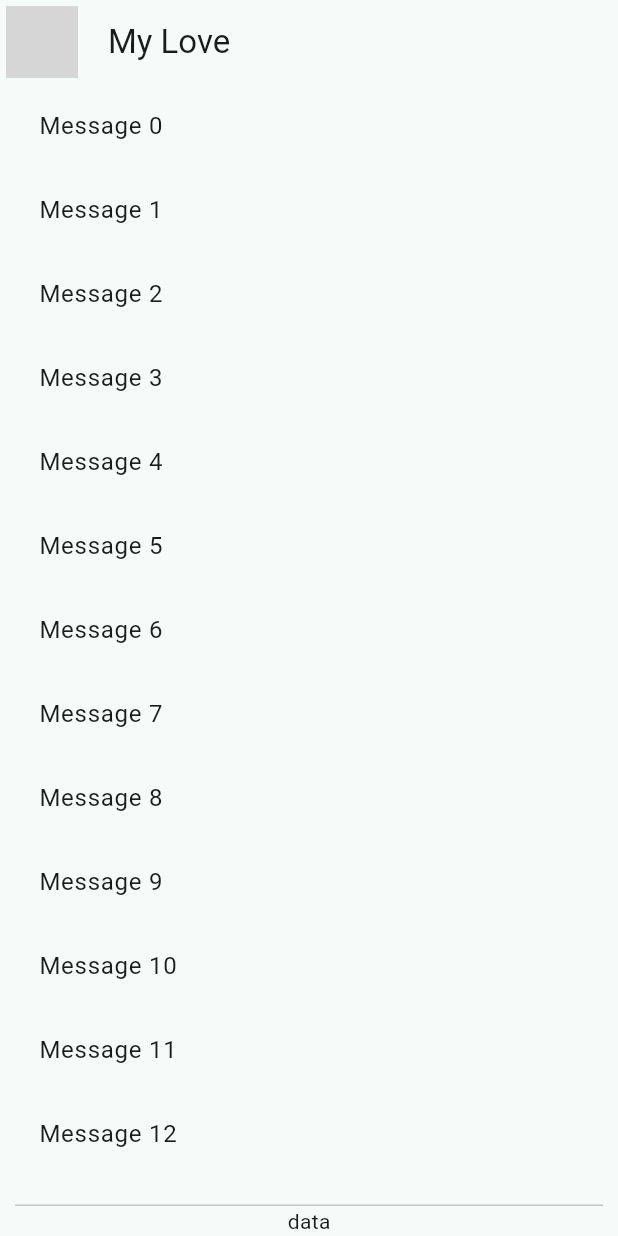
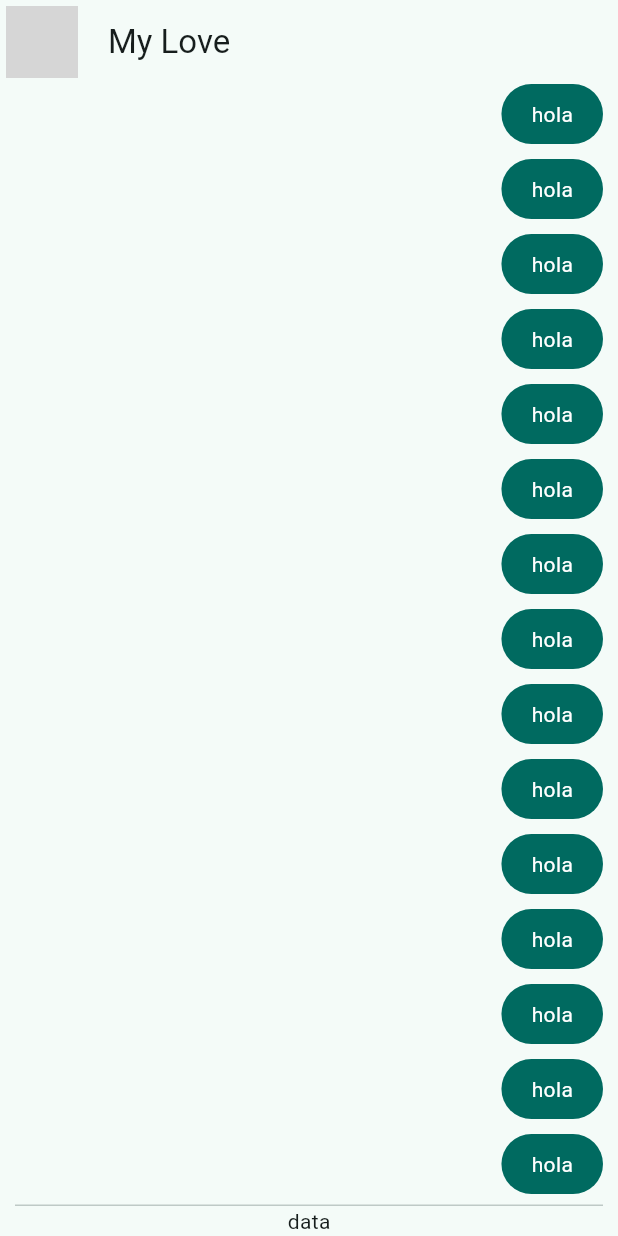
Before and after one commit to Gerardo-rios/Flutter_Course, a Flutter app: the screen it shows after launch, on a phone screen of 412 x 824 dp. Run offline on Flutter 3.47's test engine with Material 3 defaults, Android fonts, the phone set to English and light mode, and no system bars; network calls fail; grey boxes are pictures that could not be loaded.

Commit message:
my messages

```diff
--- a/yes_no_app/lib/main.dart
+++ b/yes_no_app/lib/main.dart
@@ -1,6 +1,6 @@
 import 'package:flutter/material.dart';
 import 'package:yes_no_app/config/theme/app_theme.dart';
-import 'package:yes_no_app/presentation/chat/chat_screen.dart';
+import 'package:yes_no_app/presentation/screens/chat/chat_screen.dart';
 
 void main() => runApp(const MyApp());
 
--- a/yes_no_app/lib/presentation/chat/chat_screen.dart
+++ b/yes_no_app/lib/presentation/screens/chat/chat_screen.dart
@@ -1,4 +1,5 @@
 import 'package:flutter/material.dart';
+import 'package:yes_no_app/presentation/widgets/chat/my_message_bubble.dart';
 
 class ChatScreen extends StatelessWidget {
   const ChatScreen({super.key});
@@ -32,9 +33,7 @@ class _ChatView extends StatelessWidget {
               child: ListView.builder(
                 itemCount: 20,
                 itemBuilder: (context, index) {
-                  return ListTile(
-                    title: Text('Message $index'),
-                  );
+                  return const MyMessageBubble(message: 'hola');
                 },
               ),
             ),
--- /dev/null
+++ b/yes_no_app/lib/presentation/widgets/chat/my_message_bubble.dart
@@ -0,0 +1,30 @@
+import 'package:flutter/material.dart';
+
+class MyMessageBubble extends StatelessWidget {
+  const MyMessageBubble({super.key, required this.message});
+
+  final String message;
+
+  @override
+  Widget build(BuildContext context) {
+    final colors = Theme.of(context).colorScheme;
+
+    return Column(
+      crossAxisAlignment: CrossAxisAlignment.end,
+      children: [
+        Container(
+          decoration: BoxDecoration(
+              color: colors.primary, borderRadius: BorderRadius.circular(20)),
+          child: Padding(
+            padding: const EdgeInsets.symmetric(horizontal: 20, vertical: 10),
+            child: Text(
+              message,
+              style: const TextStyle(color: Colors.white),
+            ),
+          ),
+        ),
+        const SizedBox(height: 10),
+      ],
+    );
+  }
+}
```
